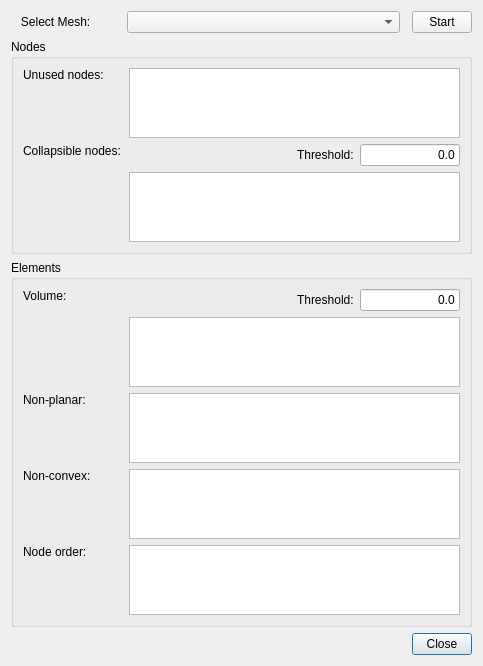
First picture: the form in Applications/DataExplorer/DataView/MeshAnalysis.ui, repository ufz/ogs, before the edit.
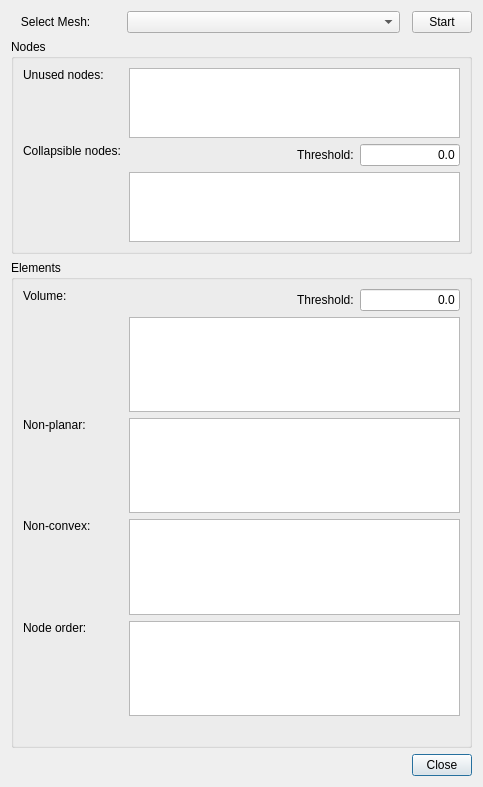
Second picture: the form after the edit.

Commit message: added check for holes to mesh validation dialog in GUI

```diff
--- a/Applications/DataExplorer/DataView/MeshAnalysis.ui
+++ b/Applications/DataExplorer/DataView/MeshAnalysis.ui
@@ -7,7 +7,7 @@
     <x>0</x>
     <y>0</y>
     <width>483</width>
-    <height>650</height>
+    <height>787</height>
    </rect>
   </property>
   <property name="windowTitle">
@@ -348,6 +348,13 @@
         </property>
        </widget>
       </item>
+      <item row="5" column="0" colspan="4">
+       <widget class="QLabel" name="meshHoleOutputLabel">
+        <property name="text">
+         <string/>
+        </property>
+       </widget>
+      </item>
      </layout>
     </widget>
    </item>
```
The commit also changes 1 other file.
